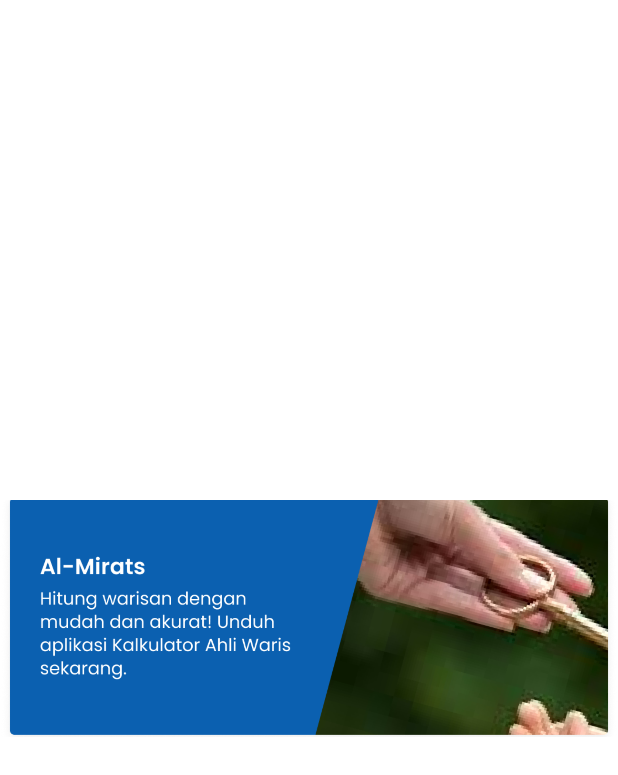
After one commit to ryhanhxx/Al-Mirats, an Android app: the layout item_carousel.xml on its own in the app's theme, with its tools: preview values and no code run, on a phone screen of 412 x 824 dp. The commit adds this screen. Shown: the top 775 px of the screen. Run offline under Robolectric (Android 15) with nearby library versions, the phone set to English and light mode, and no system bars.

Commit message:
Add Carousel

```diff
--- a/app/build.gradle.kts
+++ b/app/build.gradle.kts
@@ -70,10 +70,6 @@ dependencies {
     implementation("com.squareup.retrofit2:converter-gson:2.9.0")
     implementation("com.squareup.okhttp3:okhttp:4.11.0")
 
-    implementation("com.google.firebase:firebase-auth-ktx:22.1.2")
-    implementation("com.google.firebase:firebase-crashlytics:18.5.0")
-    implementation("com.google.firebase:firebase-analytics:21.4.0")
-
     implementation("androidx.recyclerview:recyclerview:1.3.1")
 
     debugImplementation("com.github.chuckerteam.chucker:library:4.0.0")
@@ -88,4 +84,6 @@ dependencies {
     testImplementation("app.cash.turbine:turbine:1.0.0")
 
     testImplementation("androidx.arch.core:core-testing:2.2.0")
+
+    implementation ("androidx.viewpager2:viewpager2:1.0.0")
 }
--- a/app/src/main/AndroidManifest.xml
+++ b/app/src/main/AndroidManifest.xml
@@ -1,6 +1,8 @@
 <?xml version="1.0" encoding="utf-8"?>
 <manifest xmlns:android="http://schemas.android.com/apk/res/android"
     xmlns:tools="http://schemas.android.com/tools">
+
+    <uses-permission android:name="android.permission.INTERNET" />
 
     <application
         android:allowBackup="true"
--- /dev/null
+++ b/app/src/main/res/layout/item_carousel.xml
@@ -0,0 +1,19 @@
+<?xml version="1.0" encoding="utf-8"?>
+<androidx.constraintlayout.widget.ConstraintLayout xmlns:android="http://schemas.android.com/apk/res/android"
+    xmlns:app="http://schemas.android.com/apk/res-auto"
+    xmlns:tools="http://schemas.android.com/tools"
+    android:layout_width="match_parent"
+    android:layout_height="match_parent"
+    android:elevation="8dp">
+
+    <ImageView
+        android:id="@+id/iv_banner"
+        android:layout_width="match_parent"
+        android:layout_height="158dp"
+        android:scaleType="centerCrop"
+        android:src="@drawable/img_banner"
+        app:layout_constraintBottom_toBottomOf="parent"
+        app:layout_constraintEnd_toEndOf="parent"
+        app:layout_constraintStart_toStartOf="parent"
+        app:layout_constraintTop_toTopOf="parent" />
+</androidx.constraintlayout.widget.ConstraintLayout>
```
Also changed, not shown: app/src/main/java/com/ch/al_mirats/presentation/home/HomeFragment.kt (+32 -3 lines), app/src/main/java/com/ch/al_mirats/presentation/home/adapter/CarouselRVAdapter.kt (added, +31 -0 lines), app/src/main/res/layout/fragment_home.xml (+14 -8 lines).
